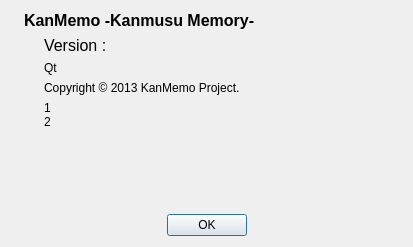
Old version of the form aboutdialog.ui in the repository ioriayane/KanmusuMemory.
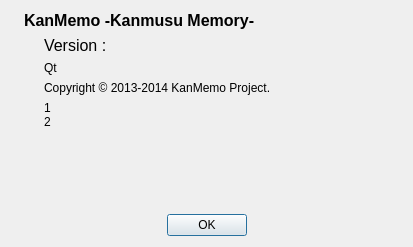
New version of the form. Icons and pictures are not drawn.

```diff
--- a/aboutdialog.ui
+++ b/aboutdialog.ui
@@ -91,7 +91,7 @@
            <item>
             <widget class="QLabel" name="label_3">
              <property name="text">
-              <string>Copyright &amp;copy; 2013 KanMemo Project.</string>
+              <string>Copyright &amp;copy; 2013-2014 KanMemo Project.</string>
              </property>
              <property name="textFormat">
               <enum>Qt::RichText</enum>
```
